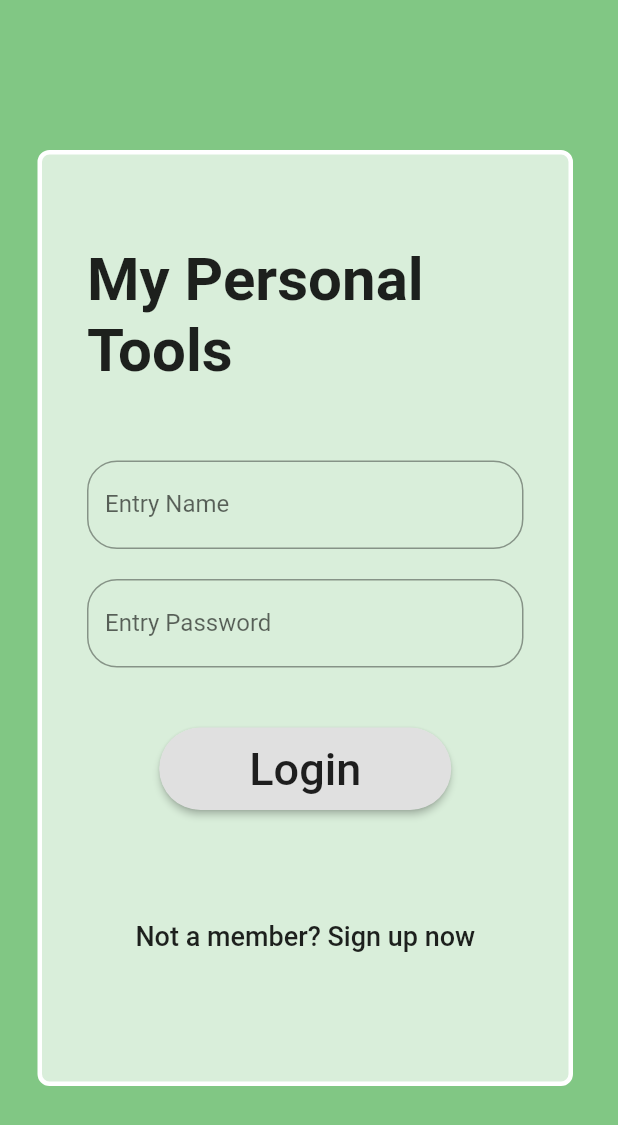
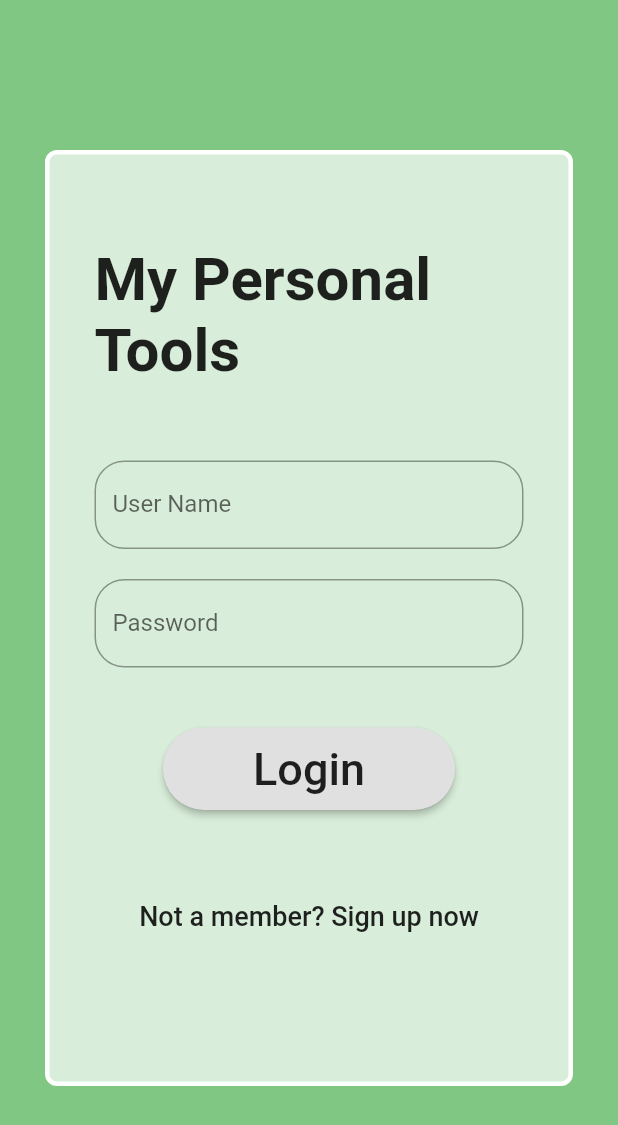
Before and after one commit to kadielif/MyPersonalTools, a Flutter app: the screen it shows after launch, after a tap on "Login", on a phone screen of 412 x 824 dp. Shown: the top 1125 px of the screen. Run offline on Flutter 3.47's test engine with Material 2 defaults, Android fonts, the phone set to English and light mode, and no system bars; our stand-ins replace cloud_firestore, font_awesome_flutter, google_fonts, image_picker, percent_indicator; missing offline and left inert: flutter_email_sender; accounts and stored records are empty; Roboto replaces fonts that are missing (Podkova, Redressed).

Commit message:
mail send is added

```diff
--- a/lib/main.dart
+++ b/lib/main.dart
@@ -1,4 +1,5 @@
 import 'package:MyPersonalTools/screens/calculatorScreen.dart';
+import 'package:MyPersonalTools/screens/mailScreen.dart';
 import 'package:MyPersonalTools/screens/loginScreen.dart';
 import 'package:MyPersonalTools/screens/mainScreen.dart';
 import 'package:MyPersonalTools/screens/registerScreen.dart';
@@ -25,8 +26,9 @@ class MyApp extends StatelessWidget {
         "/todo": (BuildContext context) => TodoScreen(),
         "/calculator": (BuildContext context) => CalculatorScreen(),
         "/water": (BuildContext context) => WaterScreen(),
+        "/hes": (BuildContext context) => MailScreen(),
       },
-      initialRoute: isActive ? "/login" : "/login",
+      initialRoute: isActive ? "/" : "/login",
     );
   }
 }
--- a/lib/screens/loginScreen.dart
+++ b/lib/screens/loginScreen.dart
@@ -21,9 +21,12 @@ class LoginState extends State<LoginScreen> {
   static String get activeUserFirstName => _activeUserFirstName;
   static int get manyGlass => _manyGlass;
 
+  String messageLogin = "";
+
   @override
   Widget build(BuildContext context) {
     return MaterialApp(
+      theme: ThemeData(primaryColor: Colors.green),
       home: Scaffold(
         resizeToAvoidBottomPadding: false,
         body: buildContainer(context),
@@ -38,7 +41,7 @@ class LoginState extends State<LoginScreen> {
       decoration: BoxDecoration(
         color: Colors.green.shade300,
       ),
-      padding: EdgeInsets.fromLTRB(25, 100, 30, 100),
+      padding: EdgeInsets.fromLTRB(30, 100, 30, 100),
       child: Container(
         padding: EdgeInsets.fromLTRB(30, 60, 30, 50),
         decoration: BoxDecoration(
@@ -56,7 +59,7 @@ class LoginState extends State<LoginScreen> {
           TextField(
             controller: txtUserName,
             decoration: InputDecoration(
-              labelText: "Entry Name",
+              labelText: "User Name",
               border: new OutlineInputBorder(
                 borderRadius: new BorderRadius.circular(20.0),
                 borderSide: new BorderSide(),
@@ -68,8 +71,9 @@ class LoginState extends State<LoginScreen> {
           ),
           TextField(
             controller: txtPassword,
+            obscureText: true,
             decoration: InputDecoration(
-              labelText: "Entry Password",
+              labelText: "Password",
               border: new OutlineInputBorder(
                 borderRadius: new BorderRadius.circular(20.0),
                 borderSide: new BorderSide(),
@@ -89,11 +93,23 @@ class LoginState extends State<LoginScreen> {
                 borderRadius: new BorderRadius.circular(30.0)),
           ),
           SizedBox(
-            height: 60,
+            height: 10,
+          ),
+          Text(
+            messageLogin,
+            style: GoogleFonts.podkova(
+              fontSize: 15,
+              fontWeight: FontWeight.w600,
+              color: Colors.red,
+            ),
+            textAlign: TextAlign.center,
+          ),
+          SizedBox(
+            height: 20,
           ),
           FlatButton(
             padding: EdgeInsets.symmetric(horizontal: 5, vertical: 5),
-            onPressed: () => login(txtUserName.text, txtPassword.text),
+            onPressed: () => Navigator.pushNamed(context, '/register'),
             child: Text('Not a member? Sign up now',
                 style: GoogleFonts.podkova(
                     fontSize: 18, fontStyle: FontStyle.normal)),
@@ -120,6 +136,11 @@ class LoginState extends State<LoginScreen> {
                 Navigator.pushNamed(context, '/');
                 txtUserName.clear();
                 txtPassword.clear();
+              } else {
+                setState(() {
+                  messageLogin =
+                      "Hatalı kullanıcı adı veya şifre girdiniz. Tekrar deneyiniz.";
+                });
               }
             }));
   }
--- a/lib/screens/mainScreen.dart
+++ b/lib/screens/mainScreen.dart
@@ -16,11 +16,7 @@ class MainScreen extends StatelessWidget {
           style: GoogleFonts.podkova(fontSize: 22),
         ),
         backgroundColor: Colors.green.shade300,
-        actions: <Widget>[
-          IconButton(
-              icon: Icon(Icons.home),
-              onPressed: () => Navigator.pushNamed(context, "/"))
-        ],
+        automaticallyImplyLeading: false,
       ),
       body: containerWidget(context),
     );
@@ -28,7 +24,7 @@ class MainScreen extends StatelessWidget {
 
   containerWidget(BuildContext context) {
     return Container(
-      padding: EdgeInsets.symmetric(horizontal: 150.0, vertical: 150),
+      padding: EdgeInsets.symmetric(horizontal: 150.0, vertical: 100),
       decoration: BoxDecoration(
         color: Colors.green.shade100,
       ),
@@ -60,6 +56,16 @@ class MainScreen extends StatelessWidget {
           color: Colors.green.shade400,
           onPressed: () => Navigator.pushNamed(context, "/water"),
         ),
+        SizedBox(
+          height: 20,
+        ),
+        IconButton(
+          icon: FaIcon(FontAwesomeIcons.mailBulk),
+          iconSize: 80,
+          tooltip: 'Mail',
+          color: Colors.green.shade400,
+          onPressed: () => Navigator.pushNamed(context, "/hes"),
+        ),
       ]),
     );
   }
--- a/lib/screens/todoScreen.dart
+++ b/lib/screens/todoScreen.dart
@@ -18,8 +18,8 @@ class TodoScreen extends StatefulWidget {
 
 class TodoStateScreen extends State<TodoScreen> {
   TextEditingController txtTask = TextEditingController();
-  Widget swapWidget;
-  int id = 2;
+  //Widget swapWidget;
+  static int id = 1000;
   @override
   Widget build(BuildContext context) {
     return Scaffold(
@@ -80,8 +80,8 @@ class TodoStateScreen extends State<TodoScreen> {
     id++;
     txtTask.text = "";
     Firestore.instance.runTransaction((Transaction crudTransaction) async {
+      tsk.add(data);
       //tsk = Firestore.instance.collection('todo');
-      tsk.add(data);
     });
   }
 
--- a/pubspec.yaml
+++ b/pubspec.yaml
@@ -25,6 +25,9 @@ dependencies:
     sdk: flutter
   font_awesome_flutter: ^8.11.0
   percent_indicator: ^2.1.9
+  flutter_email_sender: ^4.0.0
+  image_picker: ^0.6.7+21
+
 
 
   # The following adds the Cupertino Icons font to your application.
```
Also changed, not shown: lib/screens/calculatorScreen.dart (+39 -32 lines), lib/screens/mailScreen.dart (added, +185 -0 lines), lib/screens/registerScreen.dart (+36 -11 lines), lib/screens/waterScreen.dart (+8 -3 lines), pubspec.lock.
